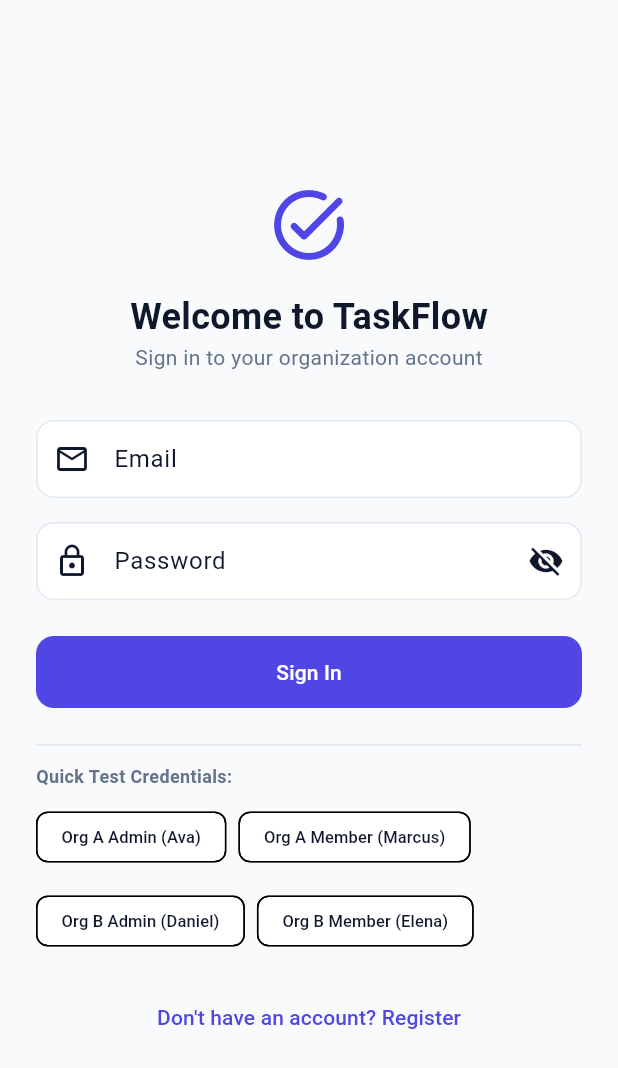
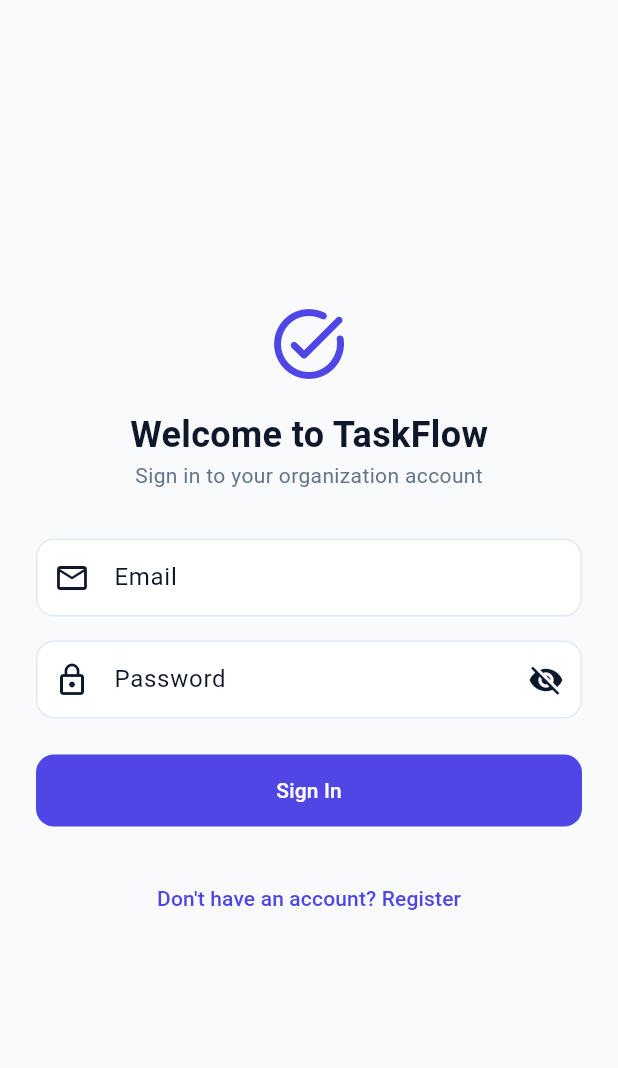
Before and after one commit to Mrkhan012/GurbPac-assignment-, a Flutter app: the screen it shows after launch, on a phone screen of 412 x 824 dp. Shown: the top 1068 px of the screen. Run offline on Flutter 3.47's test engine with Material 3 defaults, Android fonts, the light colour scheme and no system bars; our stand-ins replace equatable, flutter_bloc, flutter_secure_storage, get_it, shared_preferences.

```diff
--- a/lib/presentation/screens/auth/login_screen.dart
+++ b/lib/presentation/screens/auth/login_screen.dart
@@ -24,11 +24,6 @@ class _LoginScreenState extends State<LoginScreen> {
     _emailController.dispose();
     _passwordController.dispose();
     super.dispose();
-  }
-
-  void _fillCredentials(String email, String password) {
-    _emailController.text = email;
-    _passwordController.text = password;
   }
 
   void _submit() {
@@ -120,36 +115,6 @@ class _LoginScreenState extends State<LoginScreen> {
                         ),
                       ),
                       const SizedBox(height: 24),
-                      const Divider(),
-                      const SizedBox(height: 12),
-                      const Text(
-                        'Quick Test Credentials:',
-                        style: TextStyle(fontSize: 12, fontWeight: FontWeight.w600, color: AppColors.textSecondaryLight),
-                      ),
-                      const SizedBox(height: 8),
-                      Wrap(
-                        spacing: 8,
-                        runSpacing: 8,
-                        children: [
-                          ActionChip(
-                            label: const Text('Org A Admin (Ava)', style: TextStyle(fontSize: 11)),
-                            onPressed: () => _fillCredentials('ava.admin@nimbusdigital.test', 'Password123!'),
-                          ),
-                          ActionChip(
-                            label: const Text('Org A Member (Marcus)', style: TextStyle(fontSize: 11)),
-                            onPressed: () => _fillCredentials('marcus.member@nimbusdigital.test', 'Password123!'),
-                          ),
-                          ActionChip(
-                            label: const Text('Org B Admin (Daniel)', style: TextStyle(fontSize: 11)),
-                            onPressed: () => _fillCredentials('daniel.admin@harborlightstudios.test', 'Password123!'),
-                          ),
-                          ActionChip(
-                            label: const Text('Org B Member (Elena)', style: TextStyle(fontSize: 11)),
-                            onPressed: () => _fillCredentials('elena.member@harborlightstudios.test', 'Password123!'),
-                          ),
-                        ],
-                      ),
-                      const SizedBox(height: 16),
                       Center(
                         child: TextButton(
                           onPressed: () => Navigator.pushNamed(context, AppRoutes.register),
```
Also changed, not shown: 1 other file.
